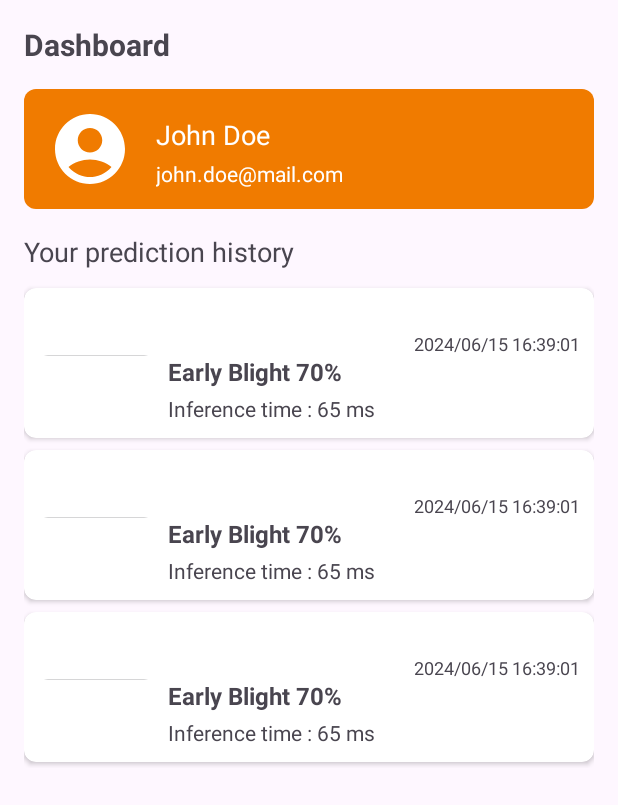
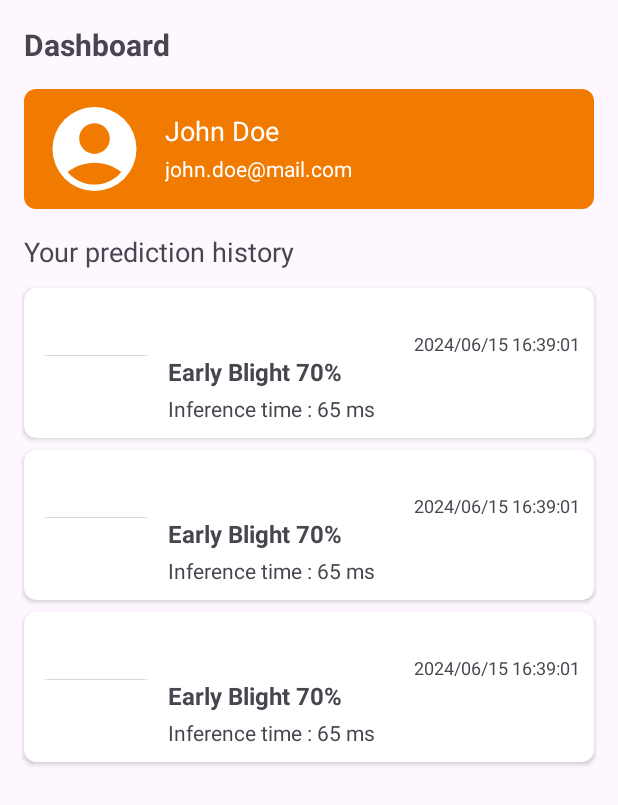
Before and after one commit to TomGuardd/MobileApp-MD, an Android app: the layout fragment_dashboard.xml on its own in the app's theme, with its tools: preview values and no code run, on a phone screen of 412 x 824 dp. Shown: the top 805 px of the screen. Run offline under Robolectric (Android 15) with nearby library versions, the phone set to English and light mode, and no system bars; network calls fail.

Commit message:
style: improve the edge to edge screen and the dashboard ui

```diff
--- a/app/src/main/java/com/capstone/tomguard/ui/login/LoginActivity.kt
+++ b/app/src/main/java/com/capstone/tomguard/ui/login/LoginActivity.kt
@@ -12,6 +12,9 @@ import androidx.activity.enableEdgeToEdge
 import androidx.activity.viewModels
 import androidx.appcompat.app.AlertDialog
 import androidx.appcompat.app.AppCompatActivity
+import androidx.core.view.ViewCompat
+import androidx.core.view.WindowInsetsCompat
+import com.capstone.tomguard.R
 import com.capstone.tomguard.ui.MainViewModelFactory
 import com.capstone.tomguard.data.Result
 import com.capstone.tomguard.data.model.UserModel
@@ -32,6 +35,11 @@ class LoginActivity : AppCompatActivity() {
         binding = ActivityLoginBinding.inflate(layoutInflater)
         enableEdgeToEdge()
         setContentView(binding.root)
+        ViewCompat.setOnApplyWindowInsetsListener(findViewById(R.id.main)) { v, insets ->
+            val systemBars = insets.getInsets(WindowInsetsCompat.Type.systemBars())
+            v.setPadding(systemBars.left, systemBars.top, systemBars.right, systemBars.bottom)
+            insets
+        }
 
         setupView()
         setupAction()
--- a/app/src/main/java/com/capstone/tomguard/ui/main/MainActivity.kt
+++ b/app/src/main/java/com/capstone/tomguard/ui/main/MainActivity.kt
@@ -9,6 +9,8 @@ import android.view.WindowManager
 import androidx.activity.enableEdgeToEdge
 import androidx.activity.viewModels
 import androidx.appcompat.app.AppCompatActivity
+import androidx.core.view.ViewCompat
+import androidx.core.view.WindowInsetsCompat
 import androidx.navigation.fragment.NavHostFragment
 import androidx.navigation.ui.NavigationUI.setupWithNavController
 import com.capstone.tomguard.R
@@ -29,6 +31,11 @@ class MainActivity : AppCompatActivity() {
         binding = ActivityMainBinding.inflate(layoutInflater)
         enableEdgeToEdge()
         setContentView(binding.root)
+        ViewCompat.setOnApplyWindowInsetsListener(findViewById(R.id.main)) { v, insets ->
+            val systemBars = insets.getInsets(WindowInsetsCompat.Type.systemBars())
+            v.setPadding(systemBars.left, systemBars.top, systemBars.right, systemBars.bottom)
+            insets
+        }
 
         setupBottomNavigation()
         getSession()
--- a/app/src/main/java/com/capstone/tomguard/ui/predict/CameraxActivity.kt
+++ b/app/src/main/java/com/capstone/tomguard/ui/predict/CameraxActivity.kt
@@ -37,7 +37,11 @@ class CameraxActivity : AppCompatActivity() {
         enableEdgeToEdge()
         binding = ActivityCameraxBinding.inflate(layoutInflater)
         setContentView(binding.root)
-
+        ViewCompat.setOnApplyWindowInsetsListener(findViewById(R.id.main)) { v, insets ->
+            val systemBars = insets.getInsets(WindowInsetsCompat.Type.systemBars())
+            v.setPadding(systemBars.left, systemBars.top, systemBars.right, systemBars.bottom)
+            insets
+        }
     }
 
     public override fun onResume() {
--- a/app/src/main/java/com/capstone/tomguard/ui/result/ResultActivity.kt
+++ b/app/src/main/java/com/capstone/tomguard/ui/result/ResultActivity.kt
@@ -8,6 +8,8 @@ import android.widget.Toast
 import androidx.activity.enableEdgeToEdge
 import androidx.activity.viewModels
 import androidx.appcompat.app.AppCompatActivity
+import androidx.core.view.ViewCompat
+import androidx.core.view.WindowInsetsCompat
 import com.capstone.tomguard.R
 import com.capstone.tomguard.databinding.ActivityResultBinding
 import com.capstone.tomguard.ui.main.MainActivity
@@ -31,6 +33,11 @@ class ResultActivity : AppCompatActivity(), ImageClassifierHelper.ClassifierList
         binding = ActivityResultBinding.inflate(layoutInflater)
         enableEdgeToEdge()
         setContentView(binding.root)
+        ViewCompat.setOnApplyWindowInsetsListener(findViewById(R.id.main)) { v, insets ->
+            val systemBars = insets.getInsets(WindowInsetsCompat.Type.systemBars())
+            v.setPadding(systemBars.left, systemBars.top, systemBars.right, systemBars.bottom)
+            insets
+        }
         supportActionBar?.title = getString(R.string.title_prediction_result)
 
         initImageClassification()
--- a/app/src/main/java/com/capstone/tomguard/ui/welcome/SplashActivity.kt
+++ b/app/src/main/java/com/capstone/tomguard/ui/welcome/SplashActivity.kt
@@ -5,7 +5,11 @@ import android.content.Intent
 import android.os.Bundle
 import android.os.Handler
 import android.os.Looper
+import androidx.activity.enableEdgeToEdge
 import androidx.appcompat.app.AppCompatActivity
+import androidx.core.view.ViewCompat
+import androidx.core.view.WindowInsetsCompat
+import com.capstone.tomguard.R
 import com.capstone.tomguard.databinding.ActivitySplashBinding
 import com.capstone.tomguard.ui.main.MainActivity
 
@@ -16,9 +20,14 @@ class SplashActivity : AppCompatActivity() {
 
     override fun onCreate(savedInstanceState: Bundle?) {
         super.onCreate(savedInstanceState)
-
+        enableEdgeToEdge()
         binding = ActivitySplashBinding.inflate(layoutInflater)
         setContentView(binding.root)
+        ViewCompat.setOnApplyWindowInsetsListener(findViewById(R.id.main)) { v, insets ->
+            val systemBars = insets.getInsets(WindowInsetsCompat.Type.systemBars())
+            v.setPadding(systemBars.left, systemBars.top, systemBars.right, systemBars.bottom)
+            insets
+        }
 
         Handler(Looper.getMainLooper()).postDelayed({
             goToMainActivity()
--- a/app/src/main/res/drawable/ic_account_circle_white_48.xml
+++ b/app/src/main/res/drawable/ic_account_circle_white_48.xml
@@ -1,4 +1,4 @@
-<vector xmlns:android="http://schemas.android.com/apk/res/android" android:height="48dp" android:tint="#FFFFFF" android:viewportHeight="24" android:viewportWidth="24" android:width="48dp">
+<vector xmlns:android="http://schemas.android.com/apk/res/android" android:height="70dp" android:tint="#FFFFFF" android:viewportHeight="24" android:viewportWidth="24" android:width="70dp">
 
     <path android:fillColor="@android:color/white" android:pathData="M12,2C6.48,2 2,6.48 2,12s4.48,10 10,10s10,-4.48 10,-10S17.52,2 12,2zM12,6c1.93,0 3.5,1.57 3.5,3.5S13.93,13 12,13s-3.5,-1.57 -3.5,-3.5S10.07,6 12,6zM12,20c-2.03,0 -4.43,-0.82 -6.14,-2.88C7.55,15.8 9.68,15 12,15s4.45,0.8 6.14,2.12C16.43,19.18 14.03,20 12,20z"/>
 
--- a/app/src/main/res/layout/activity_login.xml
+++ b/app/src/main/res/layout/activity_login.xml
@@ -2,6 +2,7 @@
 <androidx.constraintlayout.widget.ConstraintLayout xmlns:android="http://schemas.android.com/apk/res/android"
     xmlns:app="http://schemas.android.com/apk/res-auto"
     xmlns:tools="http://schemas.android.com/tools"
+    android:id="@+id/main"
     android:layout_width="match_parent"
     android:layout_height="match_parent"
     android:background="@drawable/bg_spalsh"
--- a/app/src/main/res/layout/activity_main.xml
+++ b/app/src/main/res/layout/activity_main.xml
@@ -30,5 +30,4 @@
         app:layout_constraintTop_toTopOf="parent"
         app:navGraph="@navigation/mobile_navigation" />
 
-
 </androidx.constraintlayout.widget.ConstraintLayout>
--- a/app/src/main/res/layout/activity_result.xml
+++ b/app/src/main/res/layout/activity_result.xml
@@ -3,6 +3,7 @@
 <ScrollView xmlns:android="http://schemas.android.com/apk/res/android"
     xmlns:app="http://schemas.android.com/apk/res-auto"
     xmlns:tools="http://schemas.android.com/tools"
+    android:id="@+id/main"
     android:layout_width="match_parent"
     android:layout_height="match_parent"
     tools:context=".ui.result.ResultActivity">
--- a/app/src/main/res/layout/fragment_dashboard.xml
+++ b/app/src/main/res/layout/fragment_dashboard.xml
@@ -4,14 +4,15 @@
     xmlns:tools="http://schemas.android.com/tools"
     android:layout_width="match_parent"
     android:layout_height="match_parent"
-    android:paddingHorizontal="16dp"
     tools:context=".ui.dashboard.DashboardFragment">
 
     <TextView
         android:id="@+id/tv_dashboard"
         android:layout_width="0dp"
         android:layout_height="wrap_content"
+        android:layout_marginStart="16dp"
         android:layout_marginTop="16dp"
+        android:layout_marginEnd="16dp"
         android:text="@string/title_dashboard"
         android:textSize="20sp"
         android:textStyle="bold"
@@ -19,56 +20,26 @@
         app:layout_constraintStart_toStartOf="parent"
         app:layout_constraintTop_toTopOf="parent" />
 
-    <RelativeLayout
+    <include
         android:id="@+id/card_user"
+        layout="@layout/layout_profile_dashboard"
         android:layout_width="match_parent"
-        android:layout_height="wrap_content"
+        android:layout_height="80dp"
+        android:layout_marginStart="16dp"
         android:layout_marginTop="16dp"
-        android:background="@drawable/bg_dashboard_profile"
-        android:paddingHorizontal="16dp"
-        android:paddingVertical="12dp"
-        app:layout_constraintTop_toBottomOf="@id/tv_dashboard">
-
-        <de.hdodenhof.circleimageview.CircleImageView
-            android:id="@+id/iv_profile"
-            android:layout_width="56dp"
-            android:layout_height="56dp"
-            android:layout_alignParentStart="true"
-            android:src="@drawable/ic_account_circle_white_48" />
-
-        <TextView
-            android:id="@+id/tv_name"
-            android:layout_width="match_parent"
-            android:layout_height="wrap_content"
-            android:layout_marginStart="16dp"
-            android:layout_marginTop="6dp"
-            android:layout_toEndOf="@id/iv_profile"
-            android:maxLines="1"
-            android:text="@string/dummy_username"
-            android:textColor="@color/white"
-            android:textSize="18sp" />
-
-        <TextView
-            android:id="@+id/tv_email"
-            android:layout_width="match_parent"
-            android:layout_height="wrap_content"
-            android:layout_below="@id/tv_name"
-            android:layout_marginStart="16dp"
-            android:layout_marginTop="4dp"
-            android:layout_marginEnd="16dp"
-            android:layout_toEndOf="@id/iv_profile"
-            android:maxLines="1"
-            android:text="@string/dummy_email"
-            android:textColor="@color/white"
-            android:textSize="14sp" />
-
-    </RelativeLayout>
+        android:layout_marginEnd="16dp"
+        app:layout_constraintBottom_toTopOf="@id/tv_predictions_history"
+        app:layout_constraintEnd_toEndOf="parent"
+        app:layout_constraintStart_toStartOf="parent"
+        app:layout_constraintTop_toBottomOf="@id/tv_dashboard" />
 
     <TextView
         android:id="@+id/tv_predictions_history"
         android:layout_width="0dp"
         android:layout_height="wrap_content"
+        android:layout_marginStart="16dp"
         android:layout_marginTop="16dp"
+        android:layout_marginEnd="16dp"
         android:text="@string/prediction_history"
         android:textSize="18sp"
         app:layout_constraintEnd_toEndOf="parent"
@@ -79,7 +50,12 @@
         android:id="@+id/rv_predictions"
         android:layout_width="match_parent"
         android:layout_height="0dp"
+        android:layout_marginStart="14dp"
         android:layout_marginTop="8dp"
+        android:layout_marginEnd="14dp"
+        app:layout_constraintBottom_toBottomOf="parent"
+        app:layout_constraintEnd_toEndOf="parent"
+        app:layout_constraintStart_toStartOf="parent"
         app:layout_constraintTop_toBottomOf="@id/tv_predictions_history"
         tools:listitem="@layout/layout_item_prediction" />
 
--- a/app/src/main/res/layout/layout_item_prediction.xml
+++ b/app/src/main/res/layout/layout_item_prediction.xml
@@ -6,10 +6,11 @@
     android:layout_width="match_parent"
     android:layout_height="100dp"
     android:layout_gravity="center"
+    android:layout_marginStart="2dp"
     android:layout_marginTop="4dp"
     android:layout_marginBottom="4dp"
+    android:layout_marginEnd="2dp"
     card_view:cardCornerRadius="8dp">
-
 
     <androidx.constraintlayout.widget.ConstraintLayout
         android:layout_width="match_parent"
@@ -74,7 +75,6 @@
             card_view:layout_constraintBottom_toBottomOf="@id/iv_item_photo"
             card_view:layout_constraintEnd_toEndOf="parent" />
 
-
     </androidx.constraintlayout.widget.ConstraintLayout>
 
 </androidx.cardview.widget.CardView>
--- /dev/null
+++ b/app/src/main/res/layout/layout_profile_dashboard.xml
@@ -0,0 +1,65 @@
+<?xml version="1.0" encoding="utf-8"?>
+<androidx.constraintlayout.widget.ConstraintLayout xmlns:android="http://schemas.android.com/apk/res/android"
+    xmlns:card_view="http://schemas.android.com/apk/res-auto"
+    xmlns:tools="http://schemas.android.com/tools"
+    android:id="@+id/layout_profile_dashboard"
+    android:layout_width="match_parent"
+    android:layout_height="80dp"
+    android:layout_gravity="center"
+    android:layout_marginStart="2dp"
+    android:layout_marginEnd="2dp"
+    android:layout_marginBottom="4dp"
+    card_view:cardCornerRadius="8dp">
+
+    <RelativeLayout
+        android:id="@+id/card_user"
+        android:layout_width="match_parent"
+        android:layout_height="match_parent"
+        android:background="@drawable/bg_dashboard_profile"
+        android:paddingHorizontal="16dp"
+        android:paddingVertical="12dp"
+        card_view:layout_constraintBottom_toBottomOf="parent"
+        card_view:layout_constraintEnd_toEndOf="parent"
+        card_view:layout_constraintStart_toStartOf="parent"
+        card_view:layout_constraintTop_toTopOf="parent" />
+
+    <de.hdodenhof.circleimageview.CircleImageView
+        android:id="@+id/iv_profile"
+        android:layout_width="wrap_content"
+        android:layout_height="0dp"
+        android:layout_alignParentStart="false"
+        android:layout_marginStart="12dp"
+        android:layout_marginTop="12dp"
+        android:layout_marginBottom="12dp"
+        android:src="@drawable/ic_account_circle_white_48"
+        card_view:layout_constraintBottom_toBottomOf="@id/card_user"
+        card_view:layout_constraintStart_toStartOf="@id/card_user"
+        card_view:layout_constraintTop_toTopOf="@+id/card_user" />
+
+    <TextView
+        android:id="@+id/tv_name"
+        android:layout_width="0dp"
+        android:layout_height="wrap_content"
+        android:layout_marginStart="12dp"
+        android:layout_marginTop="3dp"
+        android:maxLines="1"
+        android:text="@string/dummy_username"
+        android:textColor="@color/white"
+        android:textSize="18sp"
+        card_view:layout_constraintStart_toEndOf="@id/iv_profile"
+        card_view:layout_constraintTop_toTopOf="@id/iv_profile" />
+
+    <TextView
+        android:id="@+id/tv_email"
+        android:layout_width="0dp"
+        android:layout_height="wrap_content"
+        android:layout_marginStart="12dp"
+        android:layout_marginBottom="5dp"
+        android:maxLines="1"
+        android:text="@string/dummy_email"
+        android:textColor="@color/white"
+        android:textSize="14sp"
+        card_view:layout_constraintBottom_toBottomOf="@id/iv_profile"
+        card_view:layout_constraintStart_toEndOf="@id/iv_profile" />
+
+</androidx.constraintlayout.widget.ConstraintLayout>
```
